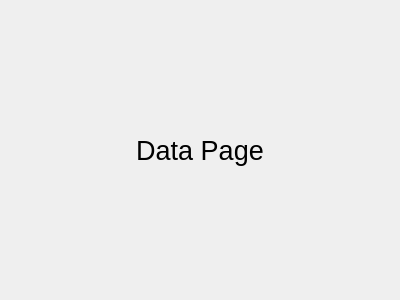
Hussein-Mourad/qt_folder_structure_test, file ui/data_tab.ui: the form before one commit.
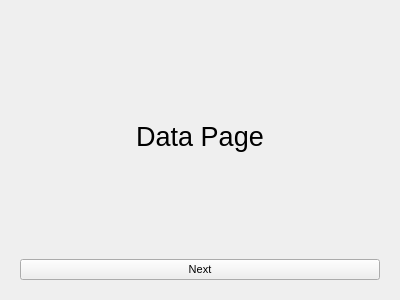
The form after the commit.

Patch:
```diff
--- a/ui/data_tab.ui
+++ b/ui/data_tab.ui
@@ -21,9 +21,19 @@
   <layout class="QHBoxLayout" name="horizontalLayout">
    <item>
     <widget class="QWidget" name="widget" native="true">
-     <layout class="QHBoxLayout" name="horizontalLayout_2">
+     <property name="font">
+      <font>
+       <pointsize>8</pointsize>
+      </font>
+     </property>
+     <layout class="QVBoxLayout" name="verticalLayout">
       <item>
        <widget class="QLabel" name="label">
+        <property name="font">
+         <font>
+          <pointsize>20</pointsize>
+         </font>
+        </property>
         <property name="text">
          <string>Data Page</string>
         </property>
@@ -32,6 +42,13 @@
         </property>
        </widget>
       </item>
+      <item>
+       <widget class="QPushButton" name="pushButton_data_next">
+        <property name="text">
+         <string>Next</string>
+        </property>
+       </widget>
+      </item>
      </layout>
     </widget>
    </item>
```
